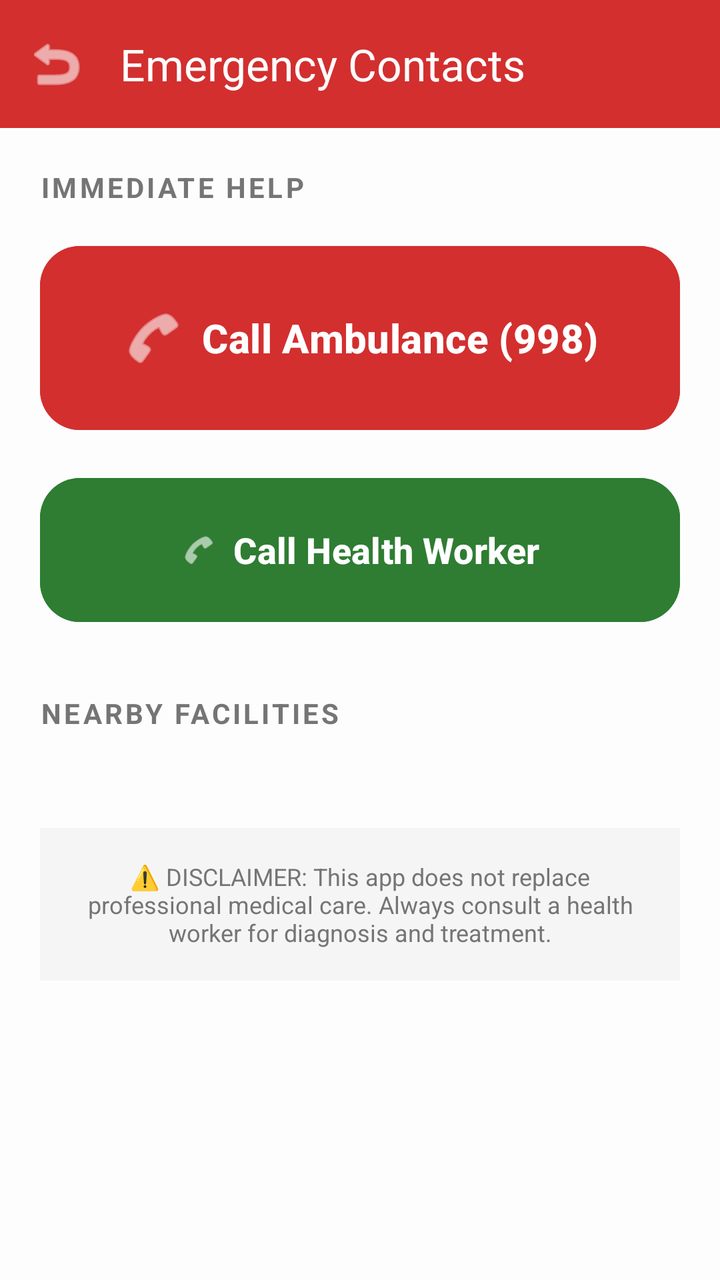
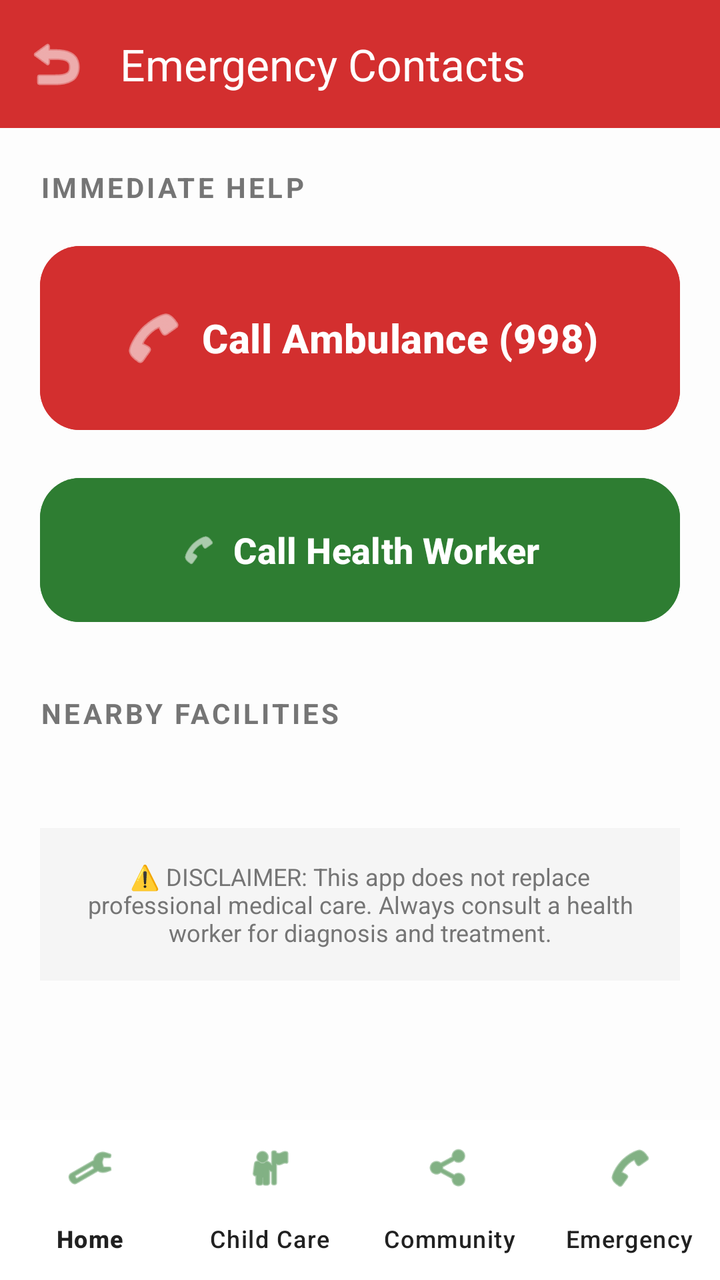

The first picture is an Android layout as it rendered before a commit; the second is the same layout after the commit. The layout source and the unified diff follow.
<!-- AndroidManifest.xml: application theme Theme.FanutSystem -->
<!-- res/layout/activity_emergency.xml -->
<?xml version="1.0" encoding="utf-8"?>
<LinearLayout xmlns:android="http://schemas.android.com/apk/res/android"
    xmlns:app="http://schemas.android.com/apk/res-auto"
    android:layout_width="match_parent"
    android:layout_height="match_parent"
    android:orientation="vertical"
    android:background="@color/background">

    <com.google.android.material.appbar.AppBarLayout
        android:layout_width="match_parent"
        android:layout_height="wrap_content">

        <com.google.android.material.appbar.MaterialToolbar
            android:id="@+id/toolbar"
            android:layout_width="match_parent"
            android:layout_height="?attr/actionBarSize"
            android:background="@color/status_danger"
            app:title="Emergency Contacts"
            app:titleTextColor="@color/white"
            app:navigationIcon="@android:drawable/ic_menu_revert"
            app:navigationIconTint="@color/white" />

    </com.google.android.material.appbar.AppBarLayout>

    <androidx.core.widget.NestedScrollView
        android:layout_width="match_parent"
        android:layout_height="match_parent">

        <LinearLayout
            android:layout_width="match_parent"
            android:layout_height="wrap_content"
            android:orientation="vertical"
            android:padding="20dp">

            <TextView
                android:layout_width="wrap_content"
                android:layout_height="wrap_content"
                android:text="Immediate Help"
                android:textSize="14sp"
                android:textStyle="bold"
                android:textAllCaps="true"
                android:textColor="@color/text_secondary"
                android:layout_marginBottom="16dp"
                android:letterSpacing="0.1"/>

            
            <com.google.android.material.button.MaterialButton
                android:id="@+id/btnCallAmbulance"
                android:layout_width="match_parent"
                android:layout_height="100dp"
                android:text="Call Ambulance (998)"
                android:textSize="20sp"
                android:textStyle="bold"
                android:backgroundTint="@color/status_danger"
                android:textColor="@color/white"
                app:cornerRadius="20dp"
                app:icon="@android:drawable/ic_menu_call"
                app:iconSize="32dp"
                app:iconGravity="textStart"
                android:layout_marginBottom="16dp"/>

            
            <com.google.android.material.button.MaterialButton
                android:id="@+id/btnCallWorker"
                android:layout_width="match_parent"
                android:layout_height="80dp"
                android:text="Call Health Worker"
                android:textSize="18sp"
                android:textStyle="bold"
                android:backgroundTint="@color/primary_green"
                android:textColor="@color/white"
                app:cornerRadius="20dp"
                app:icon="@android:drawable/ic_menu_call"
                app:iconGravity="textStart"
                android:layout_marginBottom="32dp"/>

            <TextView
                android:layout_width="wrap_content"
                android:layout_height="wrap_content"
                android:text="Nearby Facilities"
                android:textSize="14sp"
                android:textStyle="bold"
                android:textAllCaps="true"
                android:textColor="@color/text_secondary"
                android:layout_marginBottom="16dp"
                android:letterSpacing="0.1"/>

            <LinearLayout
                android:id="@+id/facilityContainer"
                android:layout_width="match_parent"
                android:layout_height="wrap_content"
                android:orientation="vertical" />

            <TextView
                android:layout_width="match_parent"
                android:layout_height="wrap_content"
                android:layout_marginTop="32dp"
                android:text="@string/medical_disclaimer"
                android:textSize="12sp"
                android:textColor="@color/text_secondary"
                android:gravity="center"
                android:padding="16dp"
                android:background="#F5F5F5"/>

        </LinearLayout>
    </androidx.core.widget.NestedScrollView>

</LinearLayout>
<!-- resources referenced by this layout -->
<resources>
  <color name="background">#FDFDFD</color>
  <color name="primary_green">#2E7D32</color>
  <color name="status_danger">#D32F2F</color>
  <color name="text_secondary">#757575</color>
  <color name="white">#FFFFFFFF</color>
  <string name="medical_disclaimer">⚠️ DISCLAIMER: This app does not replace professional medical care. Always consult a health worker for diagnosis and treatment.</string>
  <style name="Theme.FanutSystem" parent="Base.Theme.FanutSystem" />
  <style name="Base.Theme.FanutSystem" parent="Theme.Material3.DayNight.NoActionBar">
          
          
      </style>
</resources>

<!-- the commit's change to res/layout/activity_emergency.xml (unified diff, before → after) -->
@@ -24,7 +24,8 @@
 
     <androidx.core.widget.NestedScrollView
         android:layout_width="match_parent"
-        android:layout_height="match_parent">
+        android:layout_height="0dp"
+        android:layout_weight="1">
 
         <LinearLayout
             android:layout_width="match_parent"
@@ -105,4 +106,21 @@
         </LinearLayout>
     </androidx.core.widget.NestedScrollView>
 
+    <include layout="@layout/layout_bottom_navigation" />
+
 </LinearLayout>
+<!-- res/layout/layout_bottom_navigation.xml (included above) -->
+<?xml version="1.0" encoding="utf-8"?>
+<com.google.android.material.bottomnavigation.BottomNavigationView
+    xmlns:android="http://schemas.android.com/apk/res/android"
+    xmlns:app="http://schemas.android.com/apk/res-auto"
+    android:id="@+id/bottom_navigation"
+    android:layout_width="match_parent"
+    android:layout_height="wrap_content"
+    android:background="@color/white"
+    android:layout_gravity="bottom"
+    app:menu="@menu/bottom_nav_menu"
+    app:itemIconTint="@color/primary_green"
+    app:itemTextColor="@color/text_main"
+    app:labelVisibilityMode="labeled"
+    app:elevation="16dp" />
<!-- resource entries referenced after the edit -->
@@ -3,6 +3,7 @@
   <color name="background">#FDFDFD</color>
   <color name="primary_green">#2E7D32</color>
   <color name="status_danger">#D32F2F</color>
+  <color name="text_main">#212121</color>
   <color name="text_secondary">#757575</color>
   <color name="white">#FFFFFFFF</color>
   <string name="medical_disclaimer">⚠️ DISCLAIMER: This app does not replace professional medical care. Always consult a health worker for diagnosis and treatment.</string>
